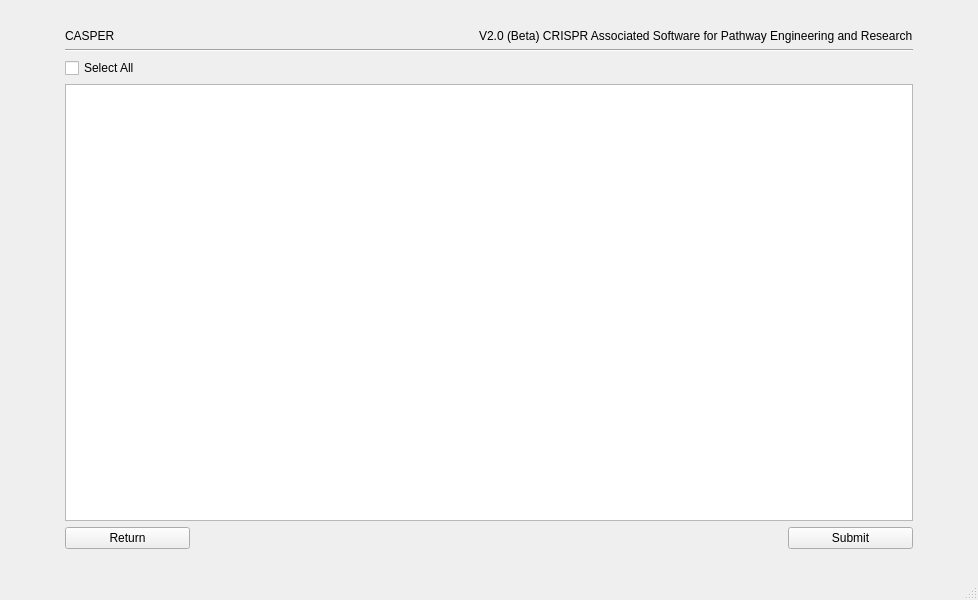
The window that annotation_details.ui (TrinhLab/CASPERapp) describes before a commit, drawn with Qt 5.
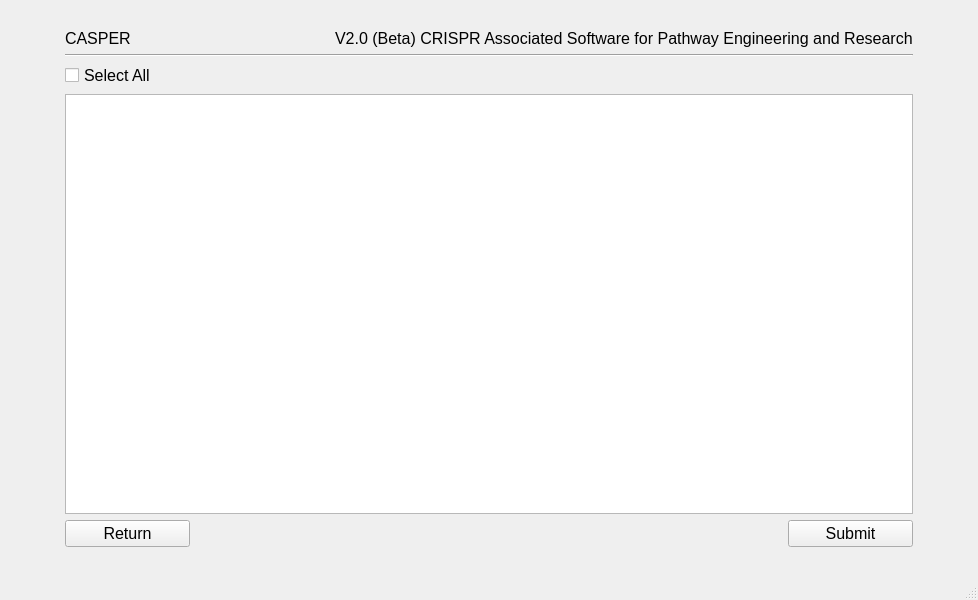
The same window after the commit.

```diff
--- a/annotation_details.ui
+++ b/annotation_details.ui
@@ -16,6 +16,7 @@
   <property name="font">
    <font>
     <family>Arial</family>
+    <pointsize>12</pointsize>
     <weight>50</weight>
     <italic>false</italic>
     <bold>false</bold>
@@ -76,6 +77,7 @@
       <property name="font">
        <font>
         <family>Arial</family>
+        <pointsize>12</pointsize>
         <weight>50</weight>
         <italic>false</italic>
         <bold>false</bold>
```
